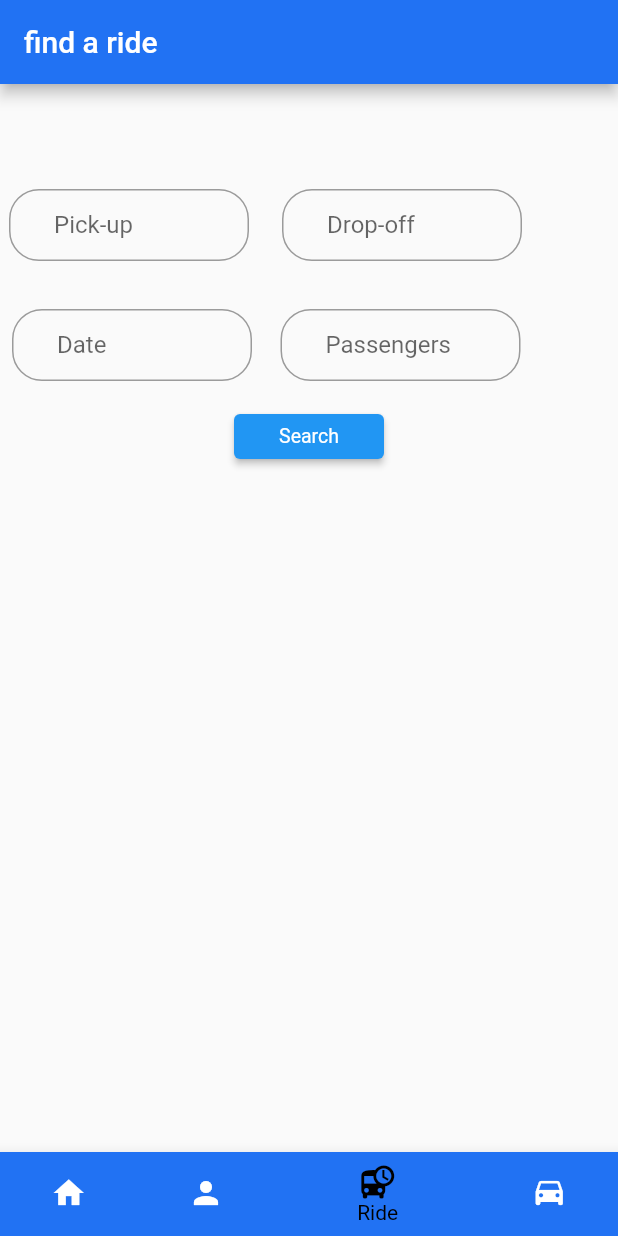
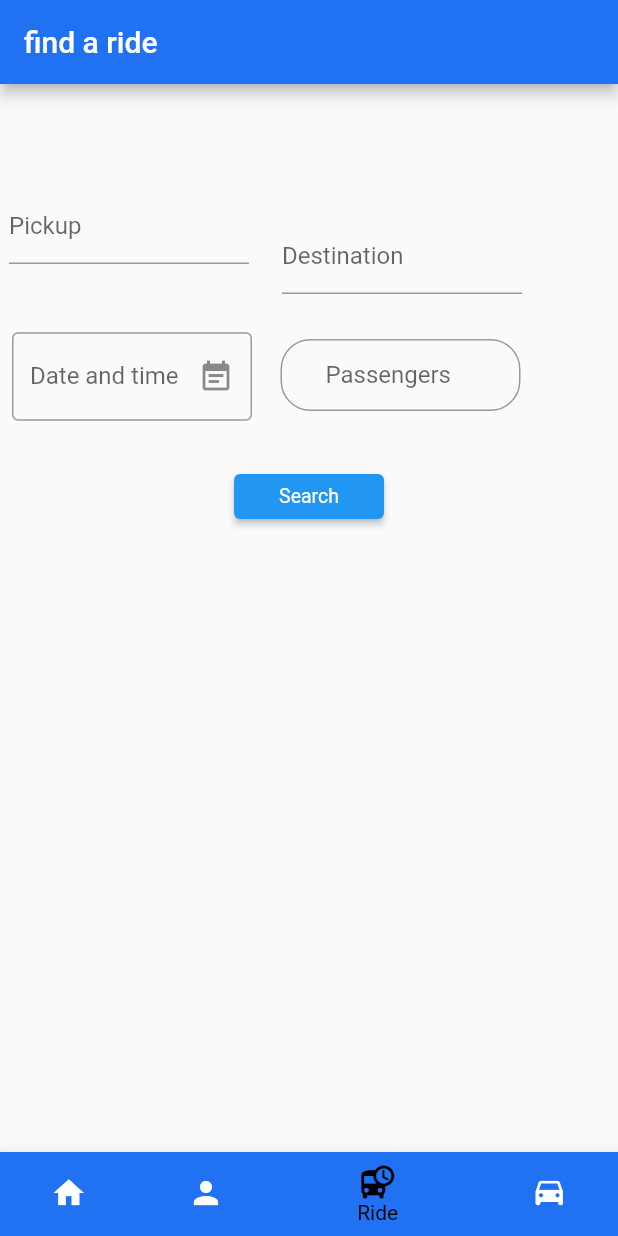
Before and after one commit to 12mohaned/fe_tare2k, a Flutter app: the HomeWidget screen opened directly, item 3 of the bottom bar chosen, on a phone screen of 412 x 824 dp. Run offline on Flutter 3.47's test engine with Material 2 defaults, Android fonts, the light colour scheme and no system bars; drawn by our look-alikes of date_field; our stand-ins replace firebase_auth, firebase_core, flutter_typeahead; missing offline and left inert: crypt; accounts and stored records are empty; network calls fail.

Commit message:
Refactor home page

```diff
--- a/lib/views/authentication/Login_Widget.dart
+++ b/lib/views/authentication/Login_Widget.dart
@@ -1,4 +1,4 @@
-import 'package:fe_tare2k/views/core_views/Home_Widget.dart';
+import 'package:fe_tare2k/views/core_views/nav_bar_widget.dart';
 import 'package:flutter/material.dart';
 import 'package:fe_tare2k/FirebaseAuthentication/auth.dart';
 import 'package:firebase_core/firebase_core.dart';
@@ -91,6 +91,7 @@ class LoginForm extends State<MyLoginForm> {
                           _formkey.currentState!.save();
                           dynamic result =
                               await _auth.loginIn(_email, _password);
+                          print(result);
                           if (result == authenticationStatus.completed) {
                             Navigator.push(
                               context,
--- a/lib/views/authentication/Signup_Widget.dart
+++ b/lib/views/authentication/Signup_Widget.dart
@@ -1,5 +1,5 @@
 import 'package:flutter/material.dart';
-import 'package:fe_tare2k/views/core_views/Home_Widget.dart';
+import 'package:fe_tare2k/views/core_views/nav_bar_widget.dart';
 import 'package:fe_tare2k/FirebaseAuthentication/auth.dart';
 import 'package:firebase_core/firebase_core.dart';
 
--- a/lib/views/core_views/MyRidePage_Widget.dart
+++ /dev/null
@@ -1,136 +0,0 @@
-import 'package:flutter/material.dart';
-
-class MyRidePage extends StatefulWidget {
-  MyRidePage({Key? key, required this.title}) : super(key: key);
-
-  final String title;
-
-  @override
-  _MyRidePageState createState() => _MyRidePageState();
-}
-
-class _MyRidePageState extends State<MyRidePage> {
-  @override
-  Widget build(BuildContext context) {
-    final ButtonStyle style =
-        ElevatedButton.styleFrom(textStyle: const TextStyle(fontSize: 13));
-    return Scaffold(
-      appBar: AppBar(
-        title: Text(widget.title),
-        backgroundColor: Color.fromRGBO(33, 114, 243, 1),
-      ),
-      body: Center(
-        child: Column(children: [
-          RideForm(),
-          SizedBox(
-            width: 2,
-            height: 30,
-          ),
-          SizedBox(
-            width: 100,
-            height: 30,
-            child: ElevatedButton(
-              style: style,
-              onPressed: () {},
-              child: const Text('Search'),
-            ),
-          ),
-        ]),
-      ),
-    );
-  }
-}
-
-// The form responsible for reserving a ride
-class RideForm extends StatefulWidget {
-  @override
-  State<StatefulWidget> createState() {
-    return RideFormState();
-  }
-}
-
-class RideFormState extends State<RideForm> {
-  // Create a global key that uniquely identifies the Form widget
-  // and allows validation of the form.
-  //
-  // Note: This is a `GlobalKey<FormState>`,
-  final _formKey = GlobalKey<FormState>();
-
-  @override
-  Widget build(BuildContext context) {
-    return Row(
-      children: <Widget>[
-        Column(
-          children: <Widget>[
-            Padding(
-              padding: EdgeInsets.fromLTRB(6, 70, 10, 10),
-              child: SizedBox(
-                width: 160,
-                height: 50,
-                child: TextFormField(
-                  decoration: InputDecoration(
-                      border: OutlineInputBorder(
-                          borderRadius: BorderRadius.circular(20.0)),
-                      hintText: 'Pick-up',
-                      contentPadding: new EdgeInsets.symmetric(
-                          horizontal: 30, vertical: 5)),
-                ),
-              ),
-            ),
-            SizedBox(
-              width: 10,
-              height: 20,
-            ),
-            SizedBox(
-              width: 160,
-              height: 50,
-              child: TextFormField(
-                decoration: InputDecoration(
-                    border: OutlineInputBorder(
-                        borderRadius: BorderRadius.circular(20.0)),
-                    hintText: 'Date',
-                    contentPadding:
-                        new EdgeInsets.symmetric(horizontal: 30, vertical: 5)),
-              ),
-            ),
-          ],
-        ),
-        Column(
-          children: <Widget>[
-            Padding(
-              padding: EdgeInsets.fromLTRB(6, 70, 10, 10),
-              child: SizedBox(
-                width: 160,
-                height: 50,
-                child: TextFormField(
-                  decoration: InputDecoration(
-                      border: OutlineInputBorder(
-                          borderRadius: BorderRadius.circular(20.0)),
-                      hintText: 'Drop-off',
-                      contentPadding: new EdgeInsets.symmetric(
-                          horizontal: 30, vertical: 5)),
-                ),
-              ),
-            ),
-            SizedBox(
-              width: 10,
-              height: 20,
-            ),
-            SizedBox(
-              width: 160,
-              height: 50,
-              child: TextFormField(
-                decoration: InputDecoration(
-                    border: OutlineInputBorder(
-                        borderRadius: BorderRadius.circular(20.0)),
-                    hintText: 'Passengers',
-                    contentPadding:
-                        new EdgeInsets.symmetric(horizontal: 30, vertical: 5)),
-              ),
-            ),
-          ],
-        ),
-      ],
-    );
-  }
-}
--- a/lib/views/core_views/find-ride_Widget.dart
+++ b/lib/views/core_views/find-ride_Widget.dart
@@ -1,5 +1,14 @@
+import 'package:date_field/date_field.dart';
+import 'package:fe_tare2k/Model/City.dart';
+import 'package:fe_tare2k/net/API_callers/city_API_caller.dart';
 import 'package:flutter/material.dart';
+import 'package:flutter_typeahead/flutter_typeahead.dart';
 import 'RequestRide_Widget.dart';
+
+late String _pickup;
+late String _destination;
+late int _passengers;
+late DateTime _date;
 
 class FindRide extends StatefulWidget {
   FindRide({Key? key, required this.title}) : super(key: key);
@@ -8,6 +17,31 @@ class FindRide extends StatefulWidget {
 
   @override
   _FindRideState createState() => _FindRideState();
+}
+
+Widget _buildDate(){
+  final DateTime now = DateTime.now();
+
+  return Center(
+    child:(
+        DateTimeFormField(
+          decoration: const InputDecoration(
+            hintStyle: TextStyle(color: Colors.black45),
+            errorStyle: TextStyle(color: Colors.redAccent),
+            border: OutlineInputBorder(),
+            suffixIcon: Icon(Icons.event_note),
+            labelText: 'Date and time',
+          ),
+          mode: DateTimeFieldPickerMode.dateAndTime,
+          autovalidateMode: AutovalidateMode.always,
+          validator: (value){
+
+          } ,
+          onDateSelected: (DateTime value) {
+            _date = value;
+          },
+        )),
+  );
 }
 
 class _FindRideState extends State<FindRide> {
@@ -59,10 +93,16 @@ class RideForm extends StatefulWidget {
 
 class RideFormState extends State<RideForm> {
   final _formKey = GlobalKey<FormState>();
+  final TextEditingController _pickupController = TextEditingController();
+  final TextEditingController _destinationController = TextEditingController();
 
   @override
   Widget build(BuildContext context) {
-    return Row(
+    return
+      Form(
+        key: _formKey,
+        child:(
+      Row(
       children: <Widget>[
         Column(
           children: <Widget>[
@@ -71,13 +111,35 @@ class RideFormState extends State<RideForm> {
               child: SizedBox(
                 width: 160,
                 height: 50,
-                child: TextFormField(
-                  decoration: InputDecoration(
-                      border: OutlineInputBorder(
-                          borderRadius: BorderRadius.circular(20.0)),
-                      hintText: 'Pick-up',
-                      contentPadding: new EdgeInsets.symmetric(
-                          horizontal: 30, vertical: 5)),
+                child: TypeAheadFormField<City?>(
+                  textFieldConfiguration: TextFieldConfiguration(
+                      controller: this._pickupController,
+                      decoration: InputDecoration(
+                          labelText: 'Pickup'
+                      )
+                  ),
+                  suggestionsCallback: CityCaller.getCitiesInfo,
+                  itemBuilder: (context, City? suggestion){
+                    final city =suggestion;
+                    return ListTile(
+                      title: Text(city!.name),
+                    );
+                  },
+                  noItemsFoundBuilder: (context) =>
+                      Container(
+                          height: 20,
+                          child: Text(
+                              "No cities found"
+                          )),
+                  onSuggestionSelected: (suggestion) {
+                    this._pickupController.text = suggestion!.name;
+                  },
+                  validator: (value) {
+                    if (value!.isEmpty) {
+                      return 'Please select a pickup';
+                    }
+                  },
+                  onSaved: (value) => _pickup = value!,
                 ),
               ),
             ),
@@ -87,16 +149,8 @@ class RideFormState extends State<RideForm> {
             ),
             SizedBox(
               width: 160,
-              height: 50,
-              child: TextFormField(
-                decoration: InputDecoration(
-                    border: OutlineInputBorder(
-                        borderRadius: BorderRadius.circular(20.0)),
-                    hintText: 'Date',
-                    contentPadding:
-                        new EdgeInsets.symmetric(horizontal: 30, vertical: 5)),
-
-              ),
+              height: 90,
+              child: _buildDate(),
             ),
           ],
         ),
@@ -107,13 +161,36 @@ class RideFormState extends State<RideForm> {
               child: SizedBox(
                 width: 160,
                 height: 50,
-                child: TextFormField(
-                  decoration: InputDecoration(
-                      border: OutlineInputBorder(
-                          borderRadius: BorderRadius.circular(20.0)),
-                      hintText: 'Drop-off',
-                      contentPadding: new EdgeInsets.symmetric(
-                          horizontal: 30, vertical: 5)),
+                child: TypeAheadFormField<City?>(
+                  textFieldConfiguration: TextFieldConfiguration(
+                      controller: this._destinationController,
+                      decoration: InputDecoration(
+                          labelText: 'Destination'
+                      )
+                  ),
+                  suggestionsCallback: CityCaller.getCitiesInfo,
+                  itemBuilder: (context, City? suggestion){
+                    final city =suggestion;
+                    return ListTile(
+                      title: Text(city!.name),
+                    );
+                  },
+                  noItemsFoundBuilder: (context) =>
+                      Container(
+                          height: 20,
+                          child: Text(
+                              "No cities found"
+                          )),
+                  onSuggestionSelected: (suggestion) {
+                    this._destinationController.text = suggestion!.name;
+                  },
+                  validator: (value) {
+                    if (value!.isEmpty) {
+                      return 'Please select a destination';
+                    }
+                  },
+                  onSaved: (value) => _destination = value!,
+
                 ),
               ),
             ),
@@ -131,11 +208,13 @@ class RideFormState extends State<RideForm> {
                     hintText: 'Passengers',
                     contentPadding:
                         new EdgeInsets.symmetric(horizontal: 30, vertical: 5)),
+                keyboardType: TextInputType.number,
               ),
             ),
           ],
         ),
       ],
-    );
+    )
+      ));
   }
 }
--- /dev/null
+++ b/lib/views/core_views/nav_bar_widget.dart
@@ -0,0 +1,80 @@
+import 'package:flutter/material.dart';
+import 'Home_Widget.dart';
+import 'Profile_Widget.dart';
+import 'find-ride_Widget.dart';
+import 'AddRide_Widget.dart';
+
+class HomeApp extends StatelessWidget {
+  const HomeApp({Key? key}) : super(key: key);
+
+  static const String _title = 'Flutter Code Sample';
+
+  @override
+  Widget build(BuildContext context) {
+    return const MaterialApp(
+      title: _title,
+      home: HomeWidget(),
+    );
+  }
+}
+
+/// This is the stateful widget that the main application instantiates.
+class HomeWidget extends StatefulWidget {
+  const HomeWidget({Key? key}) : super(key: key);
+
+  @override
+  State<HomeWidget> createState() => _MyHomeWidgetState();
+}
+
+/// This is the private State class that goes with MyStatefulWidget.
+class _MyHomeWidgetState extends State<HomeWidget> {
+  int _selectedIndex = 0;
+  static List<Widget> _widgetOptions = <Widget>[
+    MyRidePage(title: "Home"),
+    ProfilePage(title: "Profile"),
+    FindRide(title: "find a ride"),
+    AddRide(title: "Publish a ride")
+  ];
+
+  void _onItemTapped(int index) {
+    setState(() {
+      _selectedIndex = index;
+    });
+  }
+
+  @override
+  Widget build(BuildContext context) {
+    return Scaffold(
+      body: Center(
+        child: _widgetOptions.elementAt(_selectedIndex),
+      ),
+      bottomNavigationBar: BottomNavigationBar(
+        items: const <BottomNavigationBarItem>[
+          BottomNavigationBarItem(
+            icon: Icon(Icons.home),
+            label: 'Home',
+            backgroundColor: Color.fromRGBO(33, 114, 243, 1),
+          ),
+          BottomNavigationBarItem(
+            icon: Icon(Icons.person),
+            label: 'Profile',
+            backgroundColor: Color.fromRGBO(33, 114, 243, 1),
+          ),
+          BottomNavigationBarItem(
+            icon: Icon(Icons.departure_board),
+            label: 'Ride',
+            backgroundColor: Color.fromRGBO(33, 114, 243, 1),
+          ),
+          BottomNavigationBarItem(
+            icon: Icon(Icons.drive_eta),
+            label: 'Publish a ride',
+            backgroundColor: Color.fromRGBO(33, 114, 243, 1),
+          ),
+        ],
+        currentIndex: _selectedIndex,
+        selectedItemColor: Colors.black,
+        onTap: _onItemTapped,
+      ),
+    );
+  }
+}
--- a/pubspec.yaml
+++ b/pubspec.yaml
@@ -51,7 +51,9 @@ flutter:
   # included with your application, so that you can use the icons in
   # the material Icons class.
   uses-material-design: true
-
+  assets :
+    - carpool-logo.png
+    - carpool.png
   # To add assets to your application, add an assets section, like this:
   # assets:
   #   - images/a_dot_burr.jpeg
```
Also changed, not shown: lib/net/API_callers/city_API_caller.dart (+12 -0 lines), lib/views/core_views/AddRide_Widget.dart (+31 -29 lines), lib/views/core_views/Home_Widget.dart (+72 -68 lines), assets/carpool-logo.png (added), assets/carpool.png (added).
